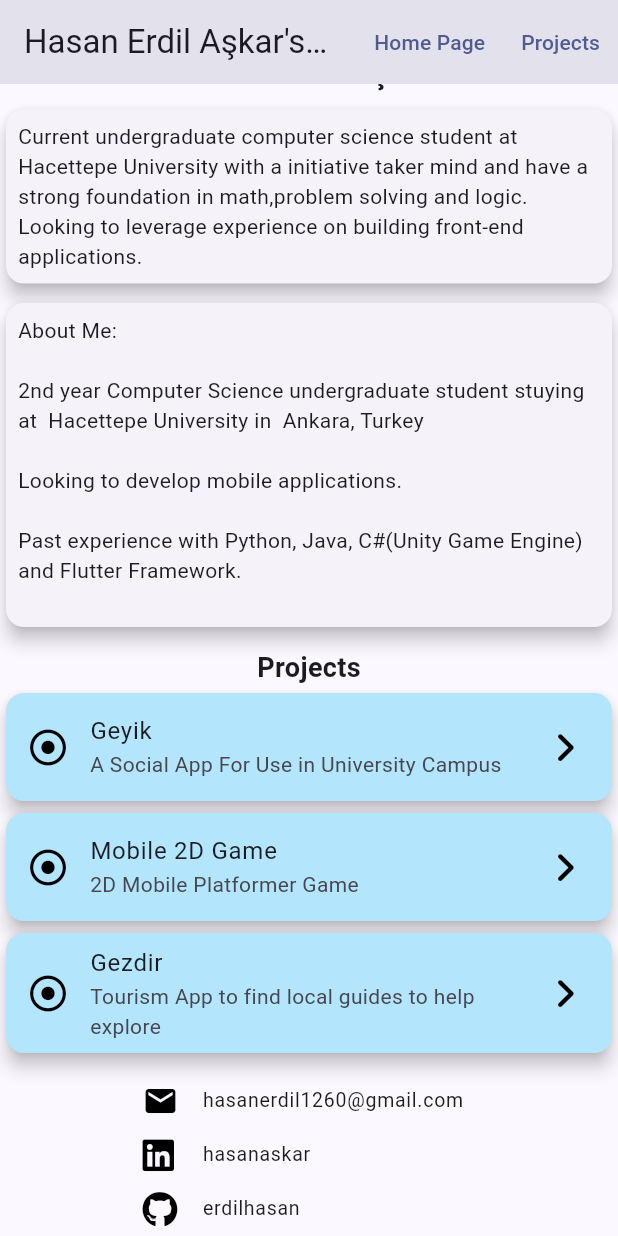
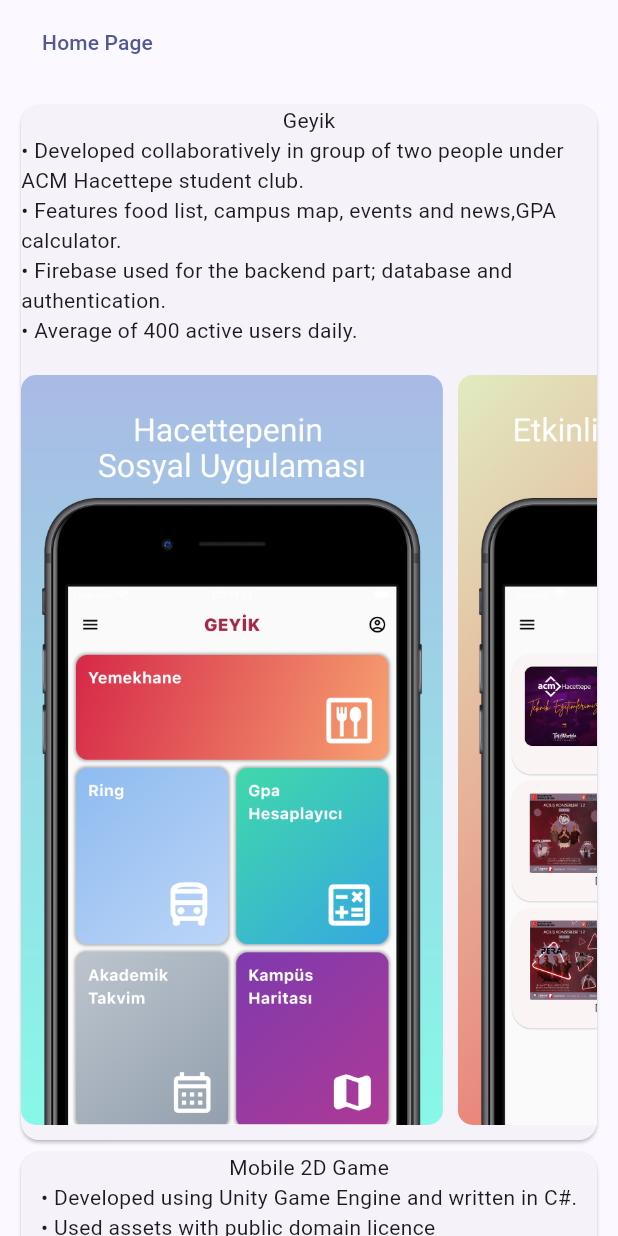
Before and after one commit to erdilhasan/portfolio_flutter_web, a Flutter app: the screen it shows after launch, scrolled down 121 dp, after a tap on "Projects", on a phone screen of 412 x 824 dp. Run offline on Flutter 3.47's test engine with Material 2 defaults, Android fonts, the light colour scheme and no system bars; our stand-ins replace font_awesome_flutter; missing offline and left inert: dart:html.

Commit message:
Projects Page İmplemented

```diff
--- a/lib/data.dart
+++ b/lib/data.dart
@@ -17,6 +17,31 @@
   "Gezdir": "Tourism App to find local guides to help explore",
 };
 
+Map<String, Map<String, dynamic>> detailedProjects = {
+  "Geyik": {
+    "desc": '''
+• Developed collaboratively in group of two people under ACM Hacettepe student club.
+• Features food list, campus map, events and news,GPA calculator.
+• Firebase used for the backend part; database and authentication.
+• Average of 400 active users daily.
+''',
+    "images": ["(1).png", "(2).png", "(3).png", "(4).png", "(5).png"]
+  },
+  "Mobile 2D Game": {
+    "desc": '''
+• Developed using Unity Game Engine and written in C#.
+• Used assets with public domain licence
+'''
+  },
+  "Gezdir": {
+    "desc": '''
+• In pre evaluation report, the team became 6th in rankings.
+• Project is a mobile app in tourism sector used for finding touris guides.
+• Currently being developed using Flutter Framework and Firebase for backend parts
+''',
+  }
+};
+
 Map<String, String> contacts = {
   "E-mail": "hasanerdil1260@gmail.com",
   "LinkedIn": "hasanaskar",
--- /dev/null
+++ b/lib/detailed_project.dart
@@ -0,0 +1,63 @@
+import 'dart:html';
+
+import 'package:flutter/material.dart';
+import 'package:flutter/src/widgets/framework.dart';
+import 'package:flutter/src/widgets/placeholder.dart';
+
+class DetailedProject extends StatelessWidget {
+  DetailedProject(
+      {super.key, required this.title, required this.projectContents});
+
+  final String title;
+  final Map<String, dynamic> projectContents;
+  String desc = "";
+
+  @override
+  Widget build(BuildContext context) {
+    desc = projectContents["desc"]!;
+    List? images = projectContents["images"];
+    print(images);
+    return Card(
+      child: Column(
+        crossAxisAlignment: CrossAxisAlignment.center,
+        mainAxisSize: MainAxisSize.min,
+        children: [
+          Text(title),
+          Text(desc),
+          images != null
+              ? SizedBox(
+                  height: 500,
+                  width: double.infinity,
+                  child: Center(
+                    child: ListView.separated(
+                      scrollDirection: Axis.horizontal,
+                      shrinkWrap: true,
+                      itemCount: images.length,
+                      itemBuilder: (BuildContext context, int index) {
+                        return Center(
+                          child: SizedBox(
+                              height: 500,
+                              child: ClipRRect(
+                                borderRadius: BorderRadius.circular(10),
+                                child: Image.asset(
+                                    "assets/geyik_ss/${images[index]}"),
+                              )),
+                        );
+                      },
+                      separatorBuilder: (BuildContext context, int index) {
+                        return SizedBox(
+                          width: 10,
+                        );
+                      },
+                    ),
+                  ),
+                )
+              : Container(),
+          SizedBox(
+            height: 10,
+          )
+        ],
+      ),
+    );
+  }
+}
--- a/lib/homepage_screen.dart
+++ b/lib/homepage_screen.dart
@@ -16,7 +16,11 @@
       appBar: AppBar(
         actions: [
           TextButton(onPressed: () {}, child: const Text("Home Page")),
-          TextButton(onPressed: () {}, child: const Text("Projects"))
+          TextButton(
+              onPressed: () {
+                Navigator.of(context).pushReplacementNamed("projects");
+              },
+              child: const Text("Projects"))
         ],
         title: const Text('Hasan Erdil Aşkar\'s Portfolio '),
       ),
--- a/lib/main.dart
+++ b/lib/main.dart
@@ -1,5 +1,6 @@
 import 'package:flutter/material.dart';
 import 'package:portfolio_web/homepage_screen.dart';
+import 'package:portfolio_web/projects_screen.dart';
 
 void main() {
   runApp(const MyApp());
@@ -12,9 +13,14 @@
   @override
   Widget build(BuildContext context) {
     return MaterialApp(
-        //debugShowCheckedModeBanner: false,
-        title: 'hasanerdil portfolio',
-        theme: ThemeData(useMaterial3: true, colorSchemeSeed: Colors.indigo),
-        home: const HomePage());
+      //debugShowCheckedModeBanner: false,
+      title: 'hasanerdil portfolio',
+      theme: ThemeData(useMaterial3: true, colorSchemeSeed: Colors.indigo),
+      home: const HomePage(),
+      routes: {
+        "home": (context) => HomePage(),
+        "projects": (context) => ProjectsScreen(),
+      },
+    );
   }
 }
--- a/lib/mobileLayout.dart
+++ b/lib/mobileLayout.dart
@@ -19,7 +19,8 @@
           child: Column(
             mainAxisAlignment: MainAxisAlignment.center,
             children: [
-              CircleAvatar(maxRadius: 50, child: Icon(Icons.person)),
+              CircleAvatar(
+                  maxRadius: 50, backgroundImage: AssetImage("profile.jpg")),
               Text(
                 "Hasan Erdil Aşkar",
                 style: TextStyle(fontWeight: FontWeight.bold, fontSize: 20.0),
@@ -31,7 +32,10 @@
               SizedBox(height: 10),
               Text(
                 "Projects",
-                style: TextStyle(fontWeight: FontWeight.bold, fontSize: 18),
+                style: TextStyle(
+                  fontWeight: FontWeight.bold,
+                  fontSize: 18,
+                ),
               ),
               ListView.builder(
                 physics: NeverScrollableScrollPhysics(),
--- a/lib/project.dart
+++ b/lib/project.dart
@@ -19,7 +19,9 @@
         subtitle: Text(subText),
         leading: FaIcon(FontAwesomeIcons.circleDot, color: Colors.black),
         trailing: FaIcon(FontAwesomeIcons.angleRight, color: Colors.black),
-        onTap: () {},
+        onTap: () {
+          Navigator.of(context).pushReplacementNamed("projects");
+        },
       ),
     );
   }
--- /dev/null
+++ b/lib/projects_screen.dart
@@ -0,0 +1,34 @@
+import 'package:flutter/material.dart';
+import 'package:flutter/src/widgets/framework.dart';
+import 'package:flutter/src/widgets/placeholder.dart';
+import 'package:portfolio_web/detailed_project.dart';
+import 'data.dart';
+
+class ProjectsScreen extends StatelessWidget {
+  const ProjectsScreen({super.key});
+
+  @override
+  Widget build(BuildContext context) {
+    return Scaffold(
+      appBar: AppBar(
+          title: TextButton(
+              onPressed: () {
+                Navigator.of(context).pushReplacementNamed("home");
+              },
+              child: Text("Home Page"))),
+      body: ListView.builder(
+        padding: EdgeInsets.all(10),
+        shrinkWrap: true,
+        itemCount: detailedProjects.length,
+        itemBuilder: (BuildContext context, int index) {
+          String keyName = detailedProjects.keys.elementAt(index);
+          Map<String, dynamic> projectContent = detailedProjects[keyName]!;
+          return DetailedProject(
+            title: keyName,
+            projectContents: projectContent,
+          );
+        },
+      ),
+    );
+  }
+}
--- a/pubspec.yaml
+++ b/pubspec.yaml
@@ -62,7 +62,8 @@
 
   # To add assets to your application, add an assets section, like this:
   assets:
-    - assets/profile.jpg
+    - assets/
+    - assets/geyik_ss/
 
    #   - images/a_dot_ham.jpeg
 
```
Also changed, not shown: assets/geyik_ss/(1).png (added), assets/geyik_ss/(2).png (added), assets/geyik_ss/(3).png (added), assets/geyik_ss/(4).png (added), assets/geyik_ss/(5).png (added).
